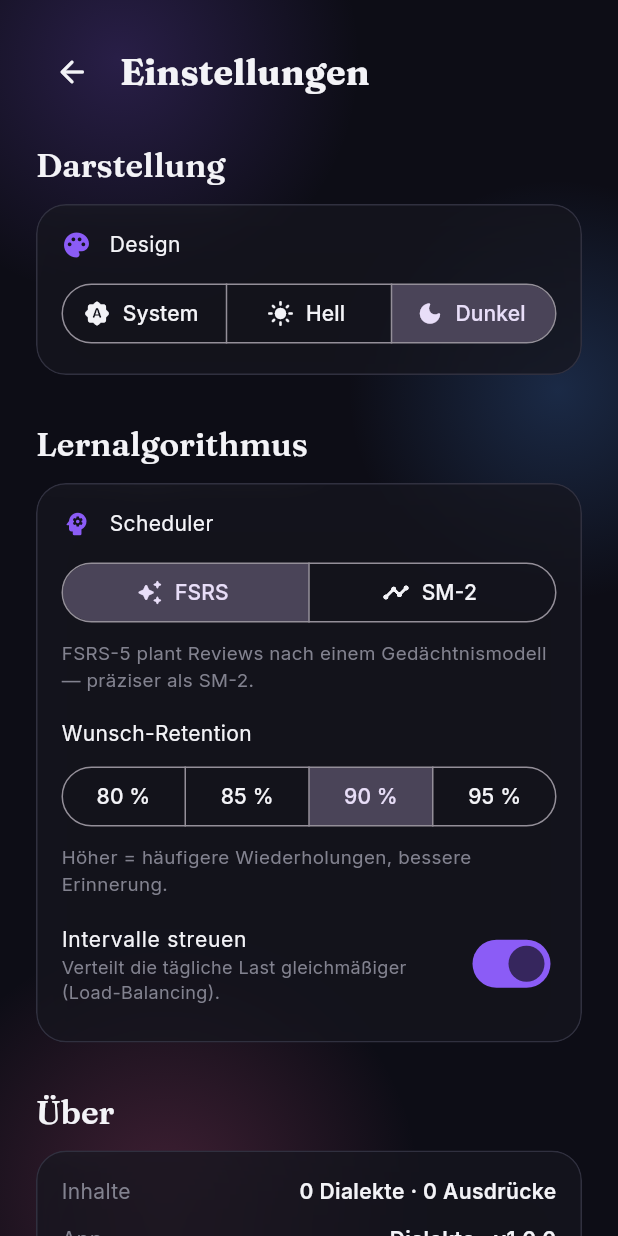
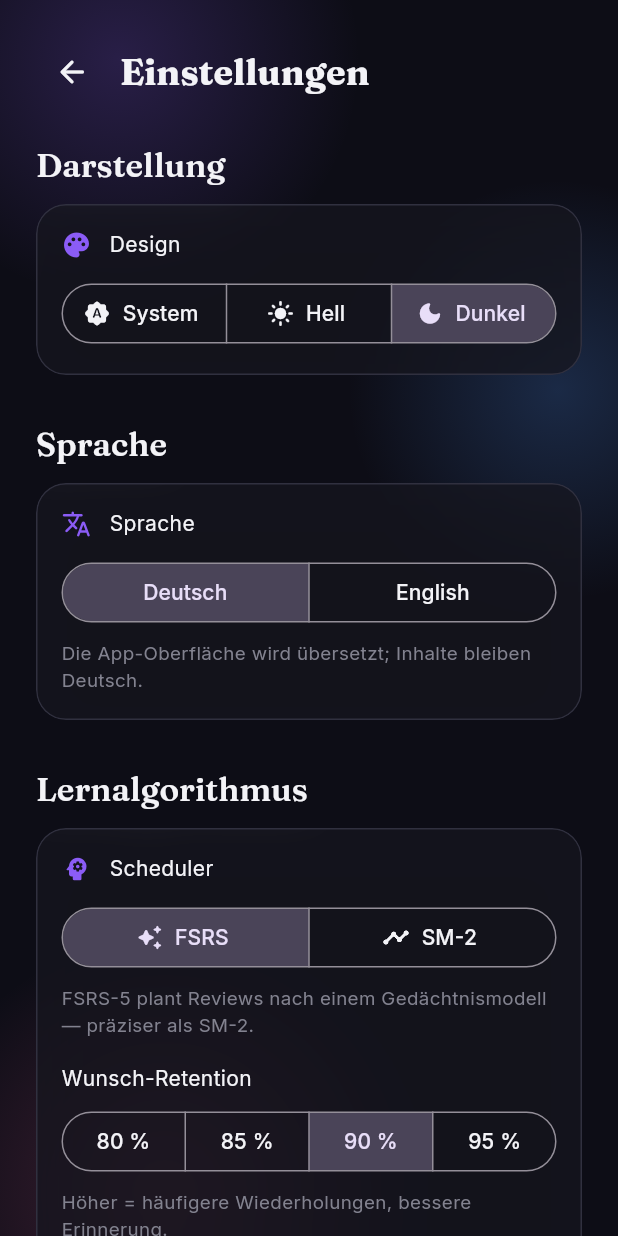
Before and after one commit to tounsii007/dialekt-lernen, a Flutter app: the screen it shows after launch, after a tap on the "settings" icon, on a phone screen of 412 x 824 dp. Run offline on Flutter 3.47's test engine with Material 3 defaults, Android fonts, the phone set to English and light mode, and no system bars; our stand-ins replace flutter_native_splash, flutter_tts, google_fonts, shared_preferences.

Commit message:
feat(mobile): i18n DE/EN + Sprach-Einstellung (Iter 29)
Leichte UI-Internationalisierung (Port von js/util/i18n.js):
- state/i18n.dart: Key/Value-Strings (DE/EN) für die Chrome — Navigation,
  Einstellungen, häufige Buttons. tr()-Lookup mit Fallback (EN→DE→Key).
  Inhalte (Dialekt-Erklärungen) bleiben bewusst Deutsch.
- SettingsController: persistierte Sprache (de/en) + t()-Helfer; MaterialApp
  baut bei Sprachwechsel neu → Labels aktualisieren sich live.
- Bottom-Navigation + Settings-Screen vollständig übersetzt; neue
  „Sprache"-Sektion (Deutsch/English-Umschalter) mit Hinweis.
- Tests: i18n_test (tr-Fallback, parseLang, Persistenz). Suite 232 grün.

Co-Authored-By: Claude Opus 4.7 <noreply@anthropic.com>

```diff
--- a/mobile/lib/screens/settings_screen.dart
+++ b/mobile/lib/screens/settings_screen.dart
@@ -2,6 +2,7 @@ import 'package:flutter/material.dart';
 
 import '../data/repository.dart';
 import '../data/srs_store.dart';
+import '../state/i18n.dart';
 import '../state/settings_controller.dart';
 import '../theme/app_theme.dart';
 import '../widgets/aurora_background.dart';
@@ -29,14 +30,14 @@ class SettingsScreen extends StatelessWidget {
                     icon: const Icon(Icons.arrow_back_rounded),
                   ),
                   const SizedBox(width: AppSpacing.x2),
-                  Text('Einstellungen',
+                  Text(settings.t('settings.title'),
                       style: Theme.of(context).textTheme.headlineMedium
                           ?.copyWith(fontSize: 24)),
                 ],
               ),
               const SizedBox(height: AppSpacing.x5),
 
-              Text('Darstellung',
+              Text(settings.t('settings.appearance'),
                   style: Theme.of(context).textTheme.titleLarge),
               const SizedBox(height: AppSpacing.x3),
               GlassCard(
@@ -52,28 +53,28 @@ class SettingsScreen extends StatelessWidget {
                             Icon(Icons.palette_rounded,
                                 size: 20, color: AppColors.brand),
                             const SizedBox(width: AppSpacing.x3),
-                            const Text('Design'),
+                            Text(settings.t('settings.design')),
                           ],
                         ),
                         const SizedBox(height: AppSpacing.x3),
                         SizedBox(
                           width: double.infinity,
                           child: SegmentedButton<ThemeMode>(
-                            segments: const [
+                            segments: [
                               ButtonSegment(
                                 value: ThemeMode.system,
-                                label: Text('System'),
-                                icon: Icon(Icons.brightness_auto_rounded),
+                                label: Text(settings.t('theme.system')),
+                                icon: const Icon(Icons.brightness_auto_rounded),
                               ),
                               ButtonSegment(
                                 value: ThemeMode.light,
-                                label: Text('Hell'),
-                                icon: Icon(Icons.light_mode_rounded),
+                                label: Text(settings.t('theme.light')),
+                                icon: const Icon(Icons.light_mode_rounded),
                               ),
                               ButtonSegment(
                                 value: ThemeMode.dark,
-                                label: Text('Dunkel'),
-                                icon: Icon(Icons.dark_mode_rounded),
+                                label: Text(settings.t('theme.dark')),
+                                icon: const Icon(Icons.dark_mode_rounded),
                               ),
                             ],
                             selected: {settings.themeMode},
@@ -92,13 +93,67 @@ class SettingsScreen extends StatelessWidget {
               ),
               const SizedBox(height: AppSpacing.x6),
 
-              Text('Lernalgorithmus',
+              Text(settings.t('settings.language'),
+                  style: Theme.of(context).textTheme.titleLarge),
+              const SizedBox(height: AppSpacing.x3),
+              GlassCard(
+                padding: const EdgeInsets.all(AppSpacing.x4),
+                child: ListenableBuilder(
+                  listenable: settings,
+                  builder: (context, _) => Column(
+                    crossAxisAlignment: CrossAxisAlignment.start,
+                    children: [
+                      Row(
+                        children: [
+                          Icon(Icons.translate_rounded,
+                              size: 20, color: AppColors.brand),
+                          const SizedBox(width: AppSpacing.x3),
+                          Text(settings.t('settings.language')),
+                        ],
+                      ),
+                      const SizedBox(height: AppSpacing.x3),
+                      SizedBox(
+                        width: double.infinity,
+                        child: SegmentedButton<AppLang>(
+                          segments: const [
+                            ButtonSegment(
+                              value: AppLang.de,
+                              label: Text('Deutsch'),
+                            ),
+                            ButtonSegment(
+                              value: AppLang.en,
+                              label: Text('English'),
+                            ),
+                          ],
+                          selected: {settings.lang},
+                          showSelectedIcon: false,
+                          onSelectionChanged: (sel) {
+                            if (sel.isNotEmpty) settings.setLang(sel.first);
+                          },
+                        ),
+                      ),
+                      const SizedBox(height: AppSpacing.x2),
+                      Text(
+                        settings.t('settings.language.note'),
+                        style: TextStyle(
+                            color: surfaces.textMuted,
+                            fontSize: 12.5,
+                            height: 1.4),
+                      ),
+                    ],
+                  ),
+                ),
+              ),
+              const SizedBox(height: AppSpacing.x6),
+
+              Text(settings.t('settings.scheduler'),
                   style: Theme.of(context).textTheme.titleLarge),
               const SizedBox(height: AppSpacing.x3),
               const _LearningAlgoCard(),
               const SizedBox(height: AppSpacing.x6),
 
-              Text('Über', style: Theme.of(context).textTheme.titleLarge),
+              Text(settings.t('settings.about'),
+                  style: Theme.of(context).textTheme.titleLarge),
               const SizedBox(height: AppSpacing.x3),
               GlassCard(
                 padding: const EdgeInsets.all(AppSpacing.x4),
@@ -106,16 +161,15 @@ class SettingsScreen extends StatelessWidget {
                   crossAxisAlignment: CrossAxisAlignment.start,
                   children: [
                     _InfoRow(
-                      label: 'Inhalte',
+                      label: settings.t('settings.content'),
                       value:
                           '${repo.dialekte.length} Dialekte · ${repo.totalAusdruecke} Ausdrücke',
                     ),
                     const SizedBox(height: AppSpacing.x3),
-                    _InfoRow(label: 'App', value: 'Dialekto · v1.0.0'),
+                    _InfoRow(label: settings.t('settings.app'), value: 'Dialekto · v1.0.0'),
                     const SizedBox(height: AppSpacing.x3),
                     Text(
-                      'Deutsche Dialekte lernen — Karteikarten, Quiz & mehr. '
-                      'Lokal, ohne Konto.',
+                      settings.t('settings.about.text'),
                       style: TextStyle(color: surfaces.textMuted, height: 1.5),
                     ),
                   ],
--- /dev/null
+++ b/mobile/lib/state/i18n.dart
@@ -0,0 +1,67 @@
+/// Leichte UI-Internationalisierung (DE/EN) — Port von js/util/i18n.js.
+///
+/// Ansatz: prominente Chrome-Strings (Navigation, Überschriften, Buttons,
+/// Einstellungen) als Key/Value. INHALTE (Dialekt-Erklärungen, Ausdrücke)
+/// bleiben deutsch — Dialekto ist eine Lern-App FÜR deutsche Dialekte, eine
+/// vollständige EN-Übersetzung der Inhalte wäre nicht sinnvoll. Der Switch ist
+/// Komfort für nicht-deutschsprachige Lernende.
+///
+/// Fallback: fehlt ein Key in EN, kommt die DE-Version; fehlt der Key ganz,
+/// wird der Key selbst zurückgegeben (sichtbar im Test/Debug).
+library;
+
+enum AppLang { de, en }
+
+const Map<String, ({String de, String en})> kStrings = {
+  // Navigation
+  'nav.home': (de: 'Start', en: 'Home'),
+  'nav.entdecken': (de: 'Entdecken', en: 'Explore'),
+  'nav.lernen': (de: 'Lernen', en: 'Learn'),
+  'nav.quiz': (de: 'Quiz', en: 'Quiz'),
+  'nav.favoriten': (de: 'Favoriten', en: 'Favorites'),
+
+  // Branding
+  'brand.sub': (de: 'Deutsche Dialekte lernen', en: 'Learn German dialects'),
+
+  // Einstellungen
+  'settings.title': (de: 'Einstellungen', en: 'Settings'),
+  'settings.appearance': (de: 'Darstellung', en: 'Appearance'),
+  'settings.design': (de: 'Design', en: 'Theme'),
+  'theme.system': (de: 'System', en: 'System'),
+  'theme.light': (de: 'Hell', en: 'Light'),
+  'theme.dark': (de: 'Dunkel', en: 'Dark'),
+  'settings.language': (de: 'Sprache', en: 'Language'),
+  'settings.language.note': (
+    de: 'Die App-Oberfläche wird übersetzt; Inhalte bleiben Deutsch.',
+    en: 'The app interface is translated; content stays in German.',
+  ),
+  'settings.scheduler': (de: 'Lernalgorithmus', en: 'Learning algorithm'),
+  'settings.scheduler.label': (de: 'Scheduler', en: 'Scheduler'),
+  'settings.retention': (de: 'Wunsch-Retention', en: 'Desired retention'),
+  'settings.fuzz': (de: 'Intervalle streuen', en: 'Fuzz intervals'),
+  'settings.about': (de: 'Über', en: 'About'),
+  'settings.content': (de: 'Inhalte', en: 'Content'),
+  'settings.app': (de: 'App', en: 'App'),
+  'settings.about.text': (
+    de: 'Deutsche Dialekte lernen — Karteikarten, Quiz & mehr. Lokal, ohne Konto.',
+    en: 'Learn German dialects — flashcards, quiz & more. Local, no account.',
+  ),
+
+  // Häufige Aktionen
+  'btn.cancel': (de: 'Abbrechen', en: 'Cancel'),
+  'btn.save': (de: 'Speichern', en: 'Save'),
+  'btn.delete': (de: 'Löschen', en: 'Delete'),
+};
+
+String tr(AppLang lang, String key) {
+  final entry = kStrings[key];
+  if (entry == null) return key;
+  return switch (lang) {
+    AppLang.en => entry.en,
+    AppLang.de => entry.de,
+  };
+}
+
+AppLang parseLang(String? code) => code == 'en' ? AppLang.en : AppLang.de;
+
+String langCode(AppLang lang) => lang == AppLang.en ? 'en' : 'de';
--- a/mobile/lib/state/settings_controller.dart
+++ b/mobile/lib/state/settings_controller.dart
@@ -1,24 +1,33 @@
 import 'package:flutter/material.dart';
 import 'package:shared_preferences/shared_preferences.dart';
 
-/// Persistente App-Einstellungen (Theme-Modus). ChangeNotifier, damit die
-/// MaterialApp bei Änderungen neu baut.
+import 'i18n.dart';
+
+/// Persistente App-Einstellungen (Theme-Modus, Sprache). ChangeNotifier, damit
+/// die MaterialApp bei Änderungen neu baut.
 class SettingsController extends ChangeNotifier {
   SettingsController._();
   static final SettingsController instance = SettingsController._();
 
   static const String _themeKey = 'dialekto.themeMode';
+  static const String _langKey = 'dialekto.lang';
 
   ThemeMode _themeMode = ThemeMode.dark;
+  AppLang _lang = AppLang.de;
   bool _loaded = false;
 
   ThemeMode get themeMode => _themeMode;
+  AppLang get lang => _lang;
   bool get isLoaded => _loaded;
+
+  /// Übersetzt einen UI-Key in die aktuelle Sprache.
+  String t(String key) => tr(_lang, key);
 
   Future<void> load() async {
     if (_loaded) return;
     final prefs = await SharedPreferences.getInstance();
     _themeMode = _parse(prefs.getString(_themeKey));
+    _lang = parseLang(prefs.getString(_langKey));
     _loaded = true;
     notifyListeners();
   }
@@ -29,6 +38,14 @@ class SettingsController extends ChangeNotifier {
     notifyListeners();
     final prefs = await SharedPreferences.getInstance();
     await prefs.setString(_themeKey, _name(mode));
+  }
+
+  Future<void> setLang(AppLang lang) async {
+    if (lang == _lang) return;
+    _lang = lang;
+    notifyListeners();
+    final prefs = await SharedPreferences.getInstance();
+    await prefs.setString(_langKey, langCode(lang));
   }
 
   static ThemeMode _parse(String? s) => switch (s) {
@@ -46,6 +63,7 @@ class SettingsController extends ChangeNotifier {
   @visibleForTesting
   void debugReset() {
     _themeMode = ThemeMode.dark;
+    _lang = AppLang.de;
     _loaded = false;
   }
 }
```
Also changed, not shown: mobile/lib/screens/app_shell.dart (+10 -9 lines), 1 other file.
